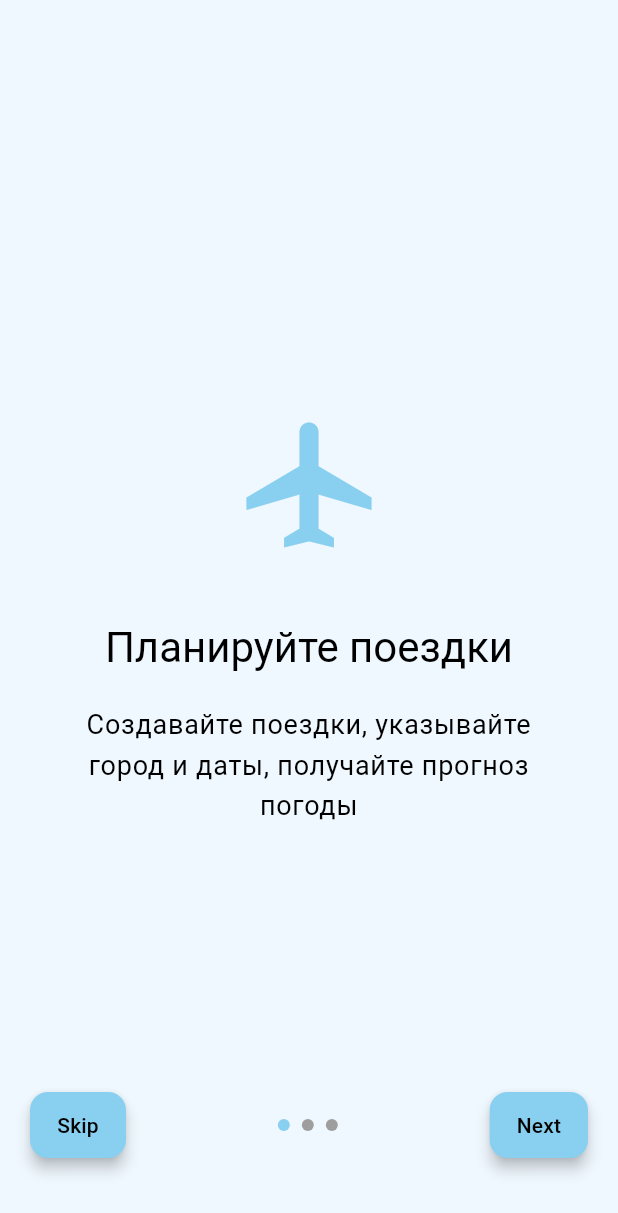
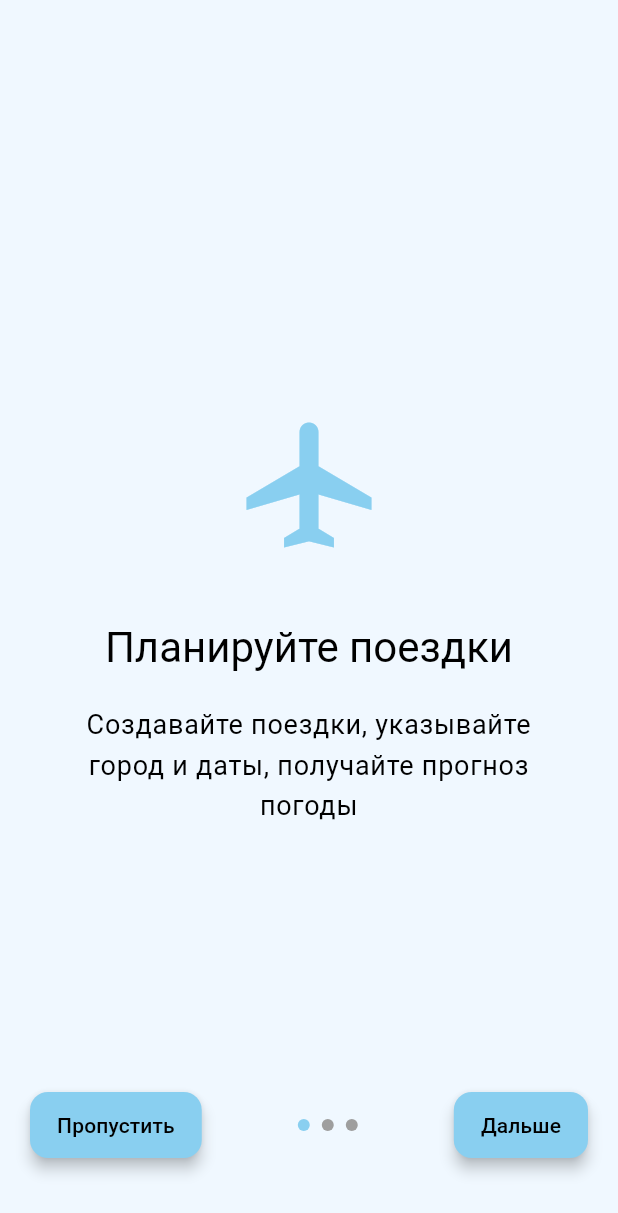
Before and after one commit to cnacibo/trip-packer, a Flutter app: the screen it shows after launch, on a phone screen of 412 x 824 dp. Shown: the top 1213 px of the screen. Run offline on Flutter 3.47's test engine with Material 3 defaults, Android fonts, the phone set to English and light mode, and no system bars; our stand-ins replace drift, equatable, firebase_analytics, firebase_auth, firebase_core, flutter_riverpod and 3 more; accounts and stored records are empty; generated files the repository leaves out were written again; Roboto replaces fonts that are missing (Poppins).

Commit message:
change language

```diff
--- a/lib/presentation/onboarding/onboarding_screen.dart
+++ b/lib/presentation/onboarding/onboarding_screen.dart
@@ -86,7 +86,7 @@ class _OnboardingScreenState extends State<OnboardingScreen> {
               children: [
                 ElevatedButton(
                   onPressed: _finishOnboarding,
-                  child: const Text('Skip'),
+                  child: const Text('Пропустить'),
                 ),
                 Row(
                   children: List.generate(
@@ -106,7 +106,7 @@ class _OnboardingScreenState extends State<OnboardingScreen> {
                 ),
                 ElevatedButton(
                   onPressed: _nextPage,
-                  child: Text(_currentPage == _pages.length - 1 ? 'Start' : 'Next'),
+                  child: Text(_currentPage == _pages.length - 1 ? 'Начать' : 'Дальше'),
                 ),
               ],
             ),
```
Also changed, not shown: lib/presentation/auth/auth_screen.dart (+9 -9 lines).
